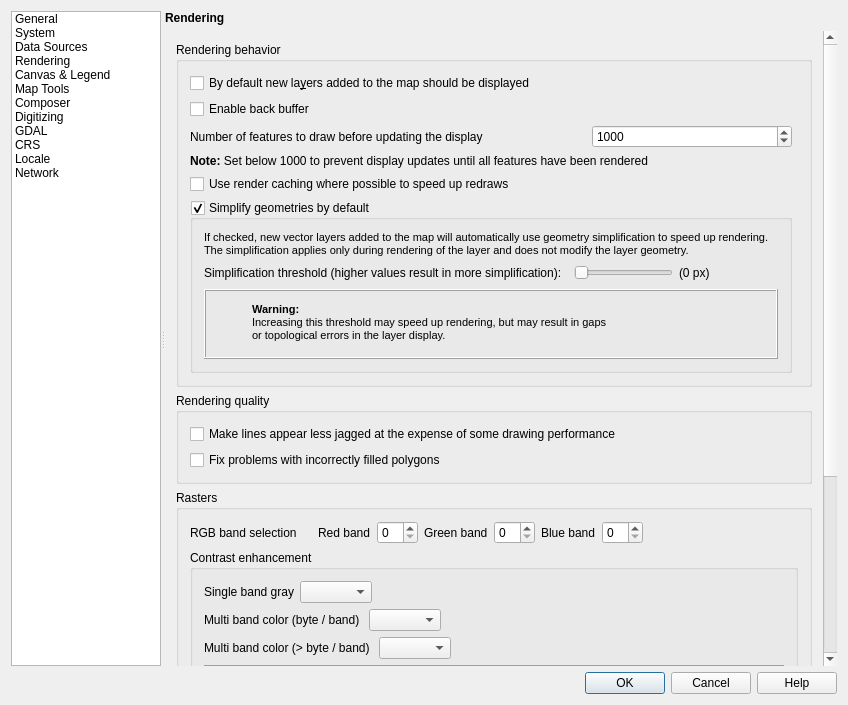
This is src/ui/qgsoptionsbase.ui in qgis/QGIS as Qt 5 draws it before an edit. The edited form follows.
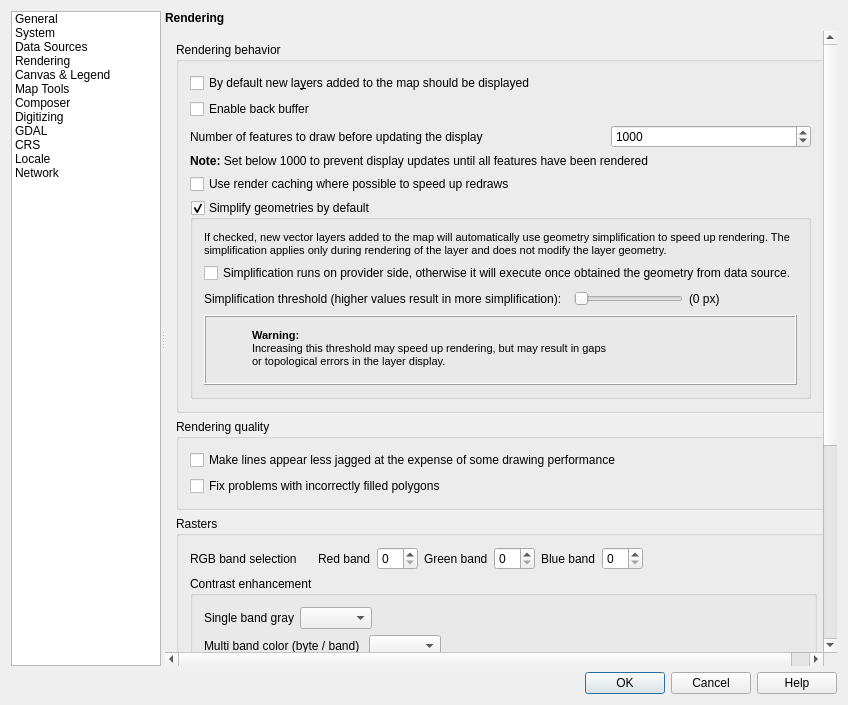
This is the edited form. The open tabs and pages were chosen to show the change. Icons and pictures are not drawn. Custom widgets are drawn as their Qt base class.

Commit message:
#8725-R: VectorLayer use SimplifyMethod
VectorLayer define QgsVectorSimplifyMethod to configure the new
QgsSimplifyMethod member of QgsFeatureRequest

The edit to the form file:
```diff
--- a/src/ui/qgsoptionsbase.ui
+++ b/src/ui/qgsoptionsbase.ui
@@ -1713,6 +1713,13 @@
                         </property>
                        </widget>
                       </item>
+                      <item row="1" column="2" colspan="3">
+                       <widget class="QCheckBox" name="mSimplifyDrawingAtProvider">
+                        <property name="text">
+                         <string>Simplification runs on provider side, otherwise it will execute once obtained the geometry from data source.</string>
+                        </property>
+                       </widget>
+                      </item>
                       <item row="5" column="2">
                        <widget class="QLabel" name="label_56">
                         <property name="text">
```
The commit also changes 8 other files.
